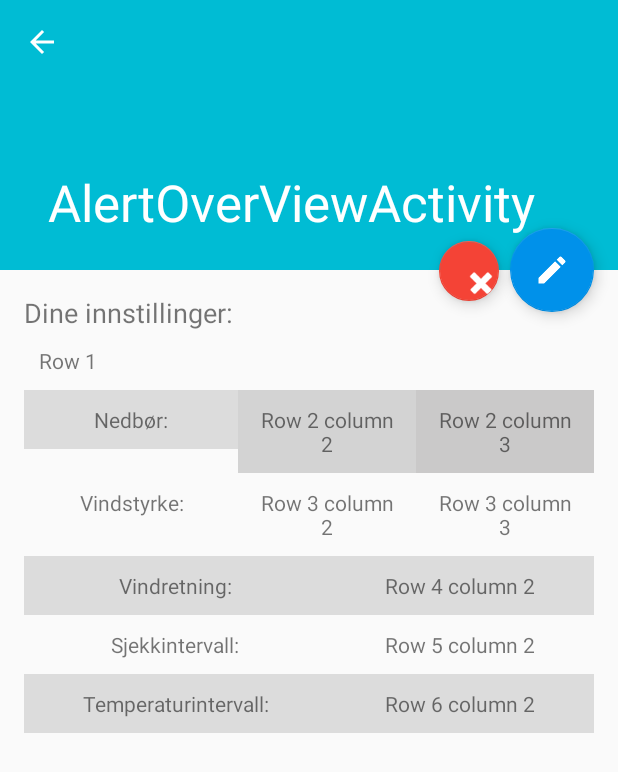
After one commit to erlendg/Winder, an Android app: the AlertOverViewActivity screen opened directly, with no data from a screen before it, on a phone screen of 412 x 824 dp. The commit adds this screen. Shown: the top 772 px of the screen. Run offline under Robolectric (Android 15) with nearby library versions, the phone set to English and light mode, and no system bars; 3 statements that could not run were skipped.

Commit message:
Lagt inn AlertOverViewActivity og gjort begge DAO-klassene parcelable slik at objektene kan sendes mellom aktivitetene

```diff
--- /dev/null
+++ b/app/src/main/java/com/eim/winder/AlertOverViewActivity.java
@@ -0,0 +1,55 @@
+package com.eim.winder;
+
+import android.os.Bundle;
+import android.support.design.widget.CollapsingToolbarLayout;
+import android.support.design.widget.FloatingActionButton;
+import android.support.design.widget.Snackbar;
+import android.support.v7.app.AppCompatActivity;
+import android.support.v7.widget.Toolbar;
+import android.view.View;
+import android.widget.TableLayout;
+import android.widget.TextView;
+
+import com.eim.winder.db.AlertSettingsDAO;
+
+public class AlertOverViewActivity extends AppCompatActivity {
+    private AlertSettingsDAO alertSettingsDAO;
+    private CollapsingToolbarLayout collapsingToolbar;
+    private TextView preferencesTitle;
+    private TableLayout preferencesTable;
+    private TextView preferencesLocation;
+
+    @Override
+    protected void onCreate(Bundle savedInstanceState) {
+        super.onCreate(savedInstanceState);
+        setContentView(R.layout.activity_alert_over_view);
+        Toolbar toolbar = (Toolbar) findViewById(R.id.toolbar);
+        setSupportActionBar(toolbar);
+        getSupportActionBar().setDisplayHomeAsUpEnabled(true);
+        Bundle bundle = getIntent().getExtras();
+        alertSettingsDAO = bundle.getParcelable("AlertSettingsDAO");
+
+        collapsingToolbar = (CollapsingToolbarLayout)findViewById(R.id.toolbar_layout);
+        collapsingToolbar.setTitle(alertSettingsDAO.getLocation().getName());
+
+        FloatingActionButton fab = (FloatingActionButton) findViewById(R.id.fab_edit);
+        fab.setOnClickListener(new View.OnClickListener() {
+            @Override
+            public void onClick(View view) {
+                Snackbar.make(view, "Replace with your own action", Snackbar.LENGTH_LONG)
+                        .setAction("Action", null).show();
+            }
+        });
+        preferencesTitle = (TextView) findViewById(R.id.preferences_title);
+        preferencesLocation = (TextView) findViewById(R.id.row1_title);
+        preferencesLocation.setText(alertSettingsDAO.getLocation().toString());
+        preferencesTable = (TableLayout) findViewById(R.id.preferences_table);
+        preferencesTitle.setOnClickListener(new View.OnClickListener() {
+            @Override
+            public void onClick(View v) {
+                preferencesTable.setVisibility(preferencesTable.isShown() ? View.GONE : View.VISIBLE );
+
+            }
+        });
+    }
+}
--- /dev/null
+++ b/app/src/main/res/layout/activity_alert_over_view.xml
@@ -0,0 +1,67 @@
+<?xml version="1.0" encoding="utf-8"?>
+<android.support.design.widget.CoordinatorLayout
+    xmlns:android="http://schemas.android.com/apk/res/android"
+    xmlns:app="http://schemas.android.com/apk/res-auto"
+    xmlns:tools="http://schemas.android.com/tools"
+    android:layout_width="match_parent"
+    android:layout_height="match_parent"
+    android:fitsSystemWindows="true"
+    tools:context="com.eim.winder.AlertOverViewActivity">
+
+    <android.support.design.widget.AppBarLayout
+        android:id="@+id/app_bar"
+        android:layout_width="match_parent"
+        android:layout_height="@dimen/app_bar_height"
+        android:fitsSystemWindows="true"
+        android:theme="@style/AppTheme.AppBarOverlay">
+
+        <android.support.design.widget.CollapsingToolbarLayout
+            android:id="@+id/toolbar_layout"
+            android:layout_width="match_parent"
+            android:layout_height="match_parent"
+            android:fitsSystemWindows="true"
+            app:contentScrim="?attr/colorPrimary"
+            app:layout_scrollFlags="scroll|exitUntilCollapsed">
+
+            <android.support.v7.widget.Toolbar
+                android:id="@+id/toolbar"
+                android:layout_width="match_parent"
+                android:layout_height="?attr/actionBarSize"
+                app:layout_collapseMode="pin"
+                app:popupTheme="@style/AppTheme.PopupOverlay"/>
+
+        </android.support.design.widget.CollapsingToolbarLayout>
+    </android.support.design.widget.AppBarLayout>
+
+    <include layout="@layout/content_alert_over_view" />
+
+    <android.support.design.widget.FloatingActionButton
+        android:id="@+id/fab_edit"
+        android:layout_width="wrap_content"
+        android:layout_height="wrap_content"
+        android:layout_margin="@dimen/fab_margin"
+        android:src="@drawable/ic_mode_edit_white_48dp"
+        app:layout_anchor="@id/app_bar"
+        app:layout_anchorGravity="bottom|end" />
+    <View
+        android:id="@+id/dummy"
+        android:layout_width="55dp"
+        android:layout_height="1dp"
+        app:layout_anchor="@id/fab_edit"
+        app:layout_anchorGravity="center|left|end" />
+
+    <android.support.design.widget.FloatingActionButton
+        android:id="@+id/fab_delete"
+        android:layout_width="40dp"
+        android:layout_height="wrap_content"
+        android:layout_margin="16dp"
+        android:clickable="true"
+        android:src="@android:drawable/ic_delete"
+        android:tint="@color/colorWhite"
+        android:scaleType="center"
+        app:backgroundTint="@color/md_red_500"
+        app:layout_anchorGravity="bottom|left|end"
+        app:layout_anchor="@id/dummy"
+        />
+
+</android.support.design.widget.CoordinatorLayout>
--- /dev/null
+++ b/app/src/main/res/layout/content_alert_over_view.xml
@@ -0,0 +1,179 @@
+<?xml version="1.0" encoding="utf-8"?>
+<android.support.v4.widget.NestedScrollView xmlns:android="http://schemas.android.com/apk/res/android"
+    xmlns:app="http://schemas.android.com/apk/res-auto"
+    xmlns:tools="http://schemas.android.com/tools"
+    android:layout_width="match_parent"
+    android:layout_height="match_parent"
+    app:layout_behavior="@string/appbar_scrolling_view_behavior"
+    tools:context="com.eim.winder.AlertOverViewActivity"
+    tools:showIn="@layout/activity_alert_over_view">
+
+    <LinearLayout
+        android:layout_width="match_parent"
+        android:layout_height="match_parent"
+        android:orientation="vertical">
+
+        <TextView
+            android:layout_width="fill_parent"
+            android:layout_height="wrap_content"
+            android:id="@+id/preferences_title"
+            android:layout_marginLeft="@dimen/text_margin"
+            android:layout_marginTop="@dimen/text_margin"
+            android:layout_marginRight="@dimen/text_margin"
+            android:text="@string/your_preferences"
+            android:textSize="18sp"
+            android:clickable="true"/>
+
+        <TableLayout
+            xmlns:android="http://schemas.android.com/apk/res/android"
+            android:layout_width="match_parent"
+            android:layout_height="match_parent"
+            android:id="@+id/preferences_table"
+            android:layout_marginLeft="@dimen/text_margin"
+            android:layout_marginRight="@dimen/text_margin"
+            android:shrinkColumns="*"
+            android:stretchColumns="*"
+            android:visibility="visible">
+
+
+            <!-- Row 1 with single column -->
+            <TableRow
+                android:layout_height="wrap_content"
+                android:layout_width="fill_parent"
+                android:gravity="center_horizontal">
+
+                <TextView
+                    android:layout_width="match_parent"
+                    android:layout_height="wrap_content"
+                    android:id="@+id/row1_title"
+                    android:text="Row 1"
+                    android:layout_span="3"
+                    android:padding="10dip"/>
+            </TableRow>
+
+            <!-- Row 2 with 3 columns -->
+
+            <TableRow
+                android:id="@+id/tableRow1"
+                android:layout_height="wrap_content"
+                android:layout_width="match_parent">
+
+                <TextView
+                    android:id="@+id/row2_column1"
+                    android:text="@string/nedboer_intervall"
+                    android:layout_weight="1"
+                    android:background="#dcdcdc"
+                    android:padding="10dip"
+                    android:gravity="center"/>
+
+                <TextView
+                    android:id="@+id/row2_column2"
+                    android:text="Row 2 column 2"
+                    android:layout_weight="1"
+                    android:background="#d3d3d3"
+                    android:padding="10dip"
+                    android:gravity="center"/>
+
+                <TextView
+                    android:id="@+id/row2_column3"
+                    android:text="Row 2 column 3"
+                    android:layout_weight="1"
+                    android:background="#cac9c9"
+                    android:padding="10dip"
+                    android:gravity="center"/>
+
+            </TableRow>
+
+            <!-- Row 3 with 3 columns -->
+            <TableRow
+                android:layout_height="wrap_content"
+                android:layout_width="fill_parent"
+                android:gravity="center_horizontal">
+
+                <TextView
+                    android:id="@+id/row3_column1"
+                    android:text="@string/vind_styrke"
+                    android:layout_weight="1"
+                    android:padding="10dip"
+                    android:gravity="center"/>
+                <TextView
+                    android:id="@+id/row3_column2"
+                    android:text="Row 3 column 2"
+                    android:layout_weight="1"
+                    android:padding="10dip"
+                    android:gravity="center"/>
+
+                <TextView
+                    android:id="@+id/row3_column3"
+                    android:text="Row 3 column 3"
+                    android:layout_weight="1"
+                    android:padding="10dip"
+                    android:gravity="center"/>
+            </TableRow>
+            <!-- Row 4 with 2 columns -->
+            <TableRow
+                android:layout_height="wrap_content"
+                android:layout_width="fill_parent"
+                android:gravity="center_horizontal">
+
+                <TextView
+                    android:id="@+id/row4_column1"
+                    android:text="@string/vind_retning"
+                    android:layout_weight="1"
+                    android:padding="10dip"
+                    android:gravity="center"
+                    android:background="#dcdcdc"/>
+                <TextView
+                    android:id="@+id/row4_column2"
+                    android:text="Row 4 column 2"
+                    android:layout_weight="1"
+                    android:padding="10dip"
+                    android:gravity="center"
+                    android:background="#dcdcdc"/>
+            </TableRow>
+            <!-- Row 5 with 2 columns -->
+            <TableRow
+                android:layout_height="wrap_content"
+                android:layout_width="fill_parent"
+                android:gravity="center_horizontal">
+
+                <TextView
+                    android:id="@+id/row5_column1"
+                    android:text="@string/sjekk_intervall"
+                    android:layout_weight="1"
+                    android:padding="10dip"
+                    android:gravity="center"/>
+                <TextView
+                    android:id="@+id/row5_column2"
+                    android:text="Row 5 column 2"
+                    android:layout_weight="1"
+                    android:padding="10dip"
+                    android:gravity="center"/>
+            </TableRow>
+            <!-- Row 6 with 2 columns -->
+            <TableRow
+                android:layout_height="wrap_content"
+                android:layout_width="fill_parent"
+                android:gravity="center_horizontal">
+
+                <TextView
+                    android:id="@+id/row6_column1"
+                    android:text="@string/temp_interval"
+                    android:layout_weight="1"
+                    android:padding="10dip"
+                    android:gravity="center"
+                    android:background="#dcdcdc"/>
+                <TextView
+                    android:id="@+id/row6_column2"
+                    android:text="Row 6 column 2"
+                    android:layout_weight="1"
+                    android:padding="10dip"
+                    android:gravity="center"
+                    android:background="#dcdcdc"/>
+            </TableRow>
+
+        </TableLayout>
+    </LinearLayout>
+
+
+</android.support.v4.widget.NestedScrollView>
--- a/app/src/main/res/values/dimens.xml
+++ b/app/src/main/res/values/dimens.xml
@@ -3,4 +3,6 @@
     <dimen name="activity_horizontal_margin">16dp</dimen>
     <dimen name="activity_vertical_margin">16dp</dimen>
     <dimen name="fab_margin">16dp</dimen>
+    <dimen name="app_bar_height">180dp</dimen>
+    <dimen name="text_margin">16dp</dimen>
 </resources>
--- a/app/src/main/res/values/strings.xml
+++ b/app/src/main/res/values/strings.xml
@@ -2,7 +2,7 @@
     <string name="app_name">Winder</string>
     <string name="action_settings">Settings</string>
 
-    <string name="temp_interval">Temperatur intervall:</string>
+    <string name="temp_interval">Temperaturintervall:</string>
     <string name="nedboer_intervall">Nedbør: </string>
     <string name="vind_styrke">Vindstyrke:</string>
     <string name="vind_retning">Vindretning:</string>
@@ -16,4 +16,6 @@
     <string name="next">Neste</string>
     <string name="cancel">Avbryt</string>
     <string name="settings_for_alert">Velg instillinger for varsel</string>
+    <string name="title_activity_alert_over_view">AlertOverViewActivity</string>
+    <string name="your_preferences">Dine innstillinger: </string>
 </resources>
--- a/app/src/main/res/values/styles.xml
+++ b/app/src/main/res/values/styles.xml
@@ -2,8 +2,8 @@
 
     <!-- Base application theme. -->
     <!--<style name="AppTheme" parent="@android:style/Theme.Material.Light.DarkActionBar">-->
-        <style name="AppTheme" parent="Theme.AppCompat.Light.DarkActionBar">
-            <!-- Customize your theme here. -->
+    <style name="AppTheme" parent="Theme.AppCompat.Light.DarkActionBar">
+        <!-- Customize your theme here. -->
         <item name="colorPrimary">@color/colorPrimary</item>
         <item name="colorPrimaryDark">@color/colorPrimaryDark</item>
         <item name="colorAccent">@color/colorAccent</item>
```
Also changed, not shown: app/src/main/AndroidManifest.xml (+14 -1 lines), app/src/main/java/com/eim/winder/MainActivity.java (+11 -3 lines), app/src/main/java/com/eim/winder/db/AlertSettingsDAO.java (+72 -1 lines), app/src/main/java/com/eim/winder/db/LocationDAO.java (+45 -1 lines), app/src/main/res/layout/card_view_row.xml (+6 -3 lines), app/src/main/res/menu/menu_alert_over_view.xml (added, +10 -0 lines).
